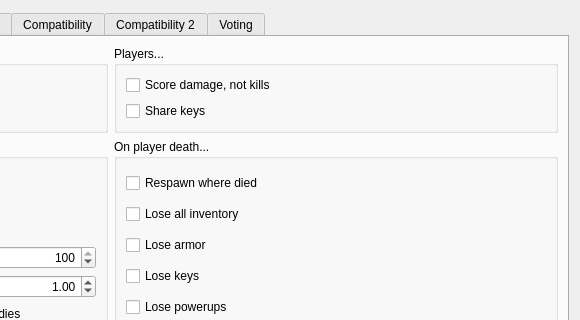
This is src/plugins/zandronum/createserverdialogpages/flagspage.ui in DoomseekerTeam/Doomseeker as Qt 5 draws it before an edit; both pictures show x 358 to 938 and y 0 to 320 of the 938 by 568 pixel window. The edited form follows.
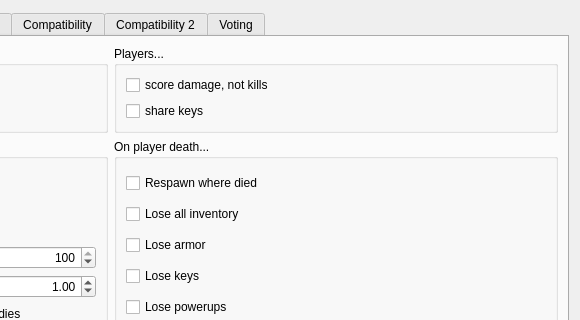
This is the edited form. The open tabs and pages were chosen to show the change. Custom widgets are drawn as their Qt base class.

Diff of the .ui file:
```diff
--- a/src/plugins/zandronum/createserverdialogpages/flagspage.ui
+++ b/src/plugins/zandronum/createserverdialogpages/flagspage.ui
@@ -917,14 +917,14 @@
               <item>
                <widget class="QCheckBox" name="cbScoreDamageNotKills">
                 <property name="text">
-                 <string>Score damage, not kills</string>
+                 <string>score damage, not kills</string>
                 </property>
                </widget>
               </item>
               <item>
                <widget class="QCheckBox" name="cbShareKeys">
                 <property name="text">
-                 <string>Share keys</string>
+                 <string>share keys</string>
                 </property>
                </widget>
               </item>
```
